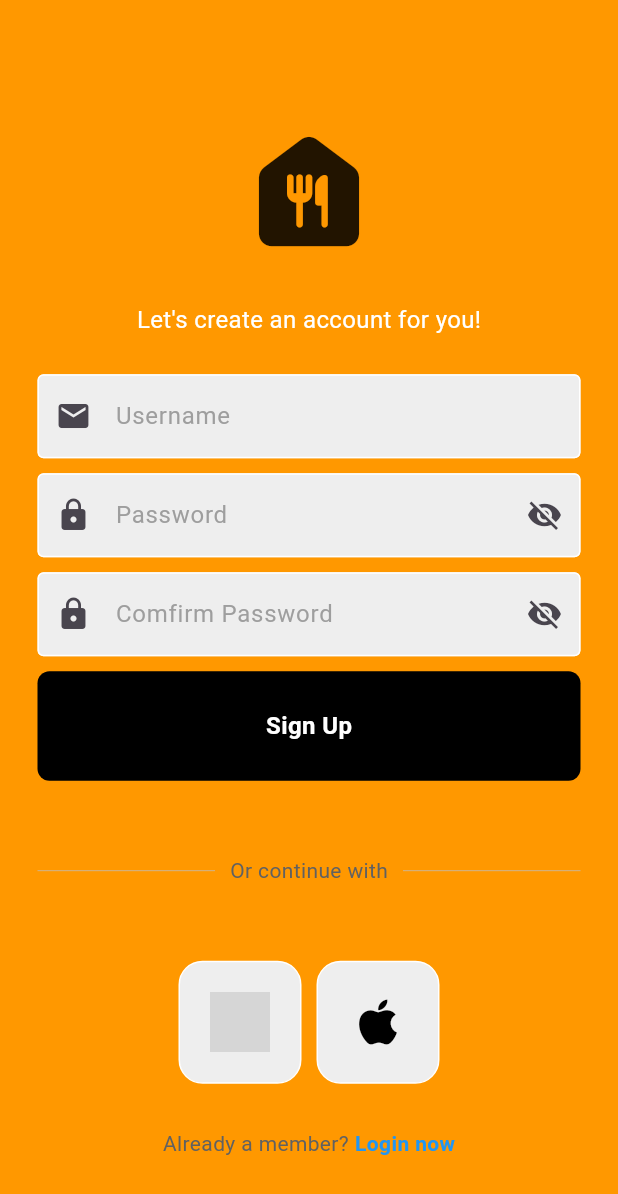
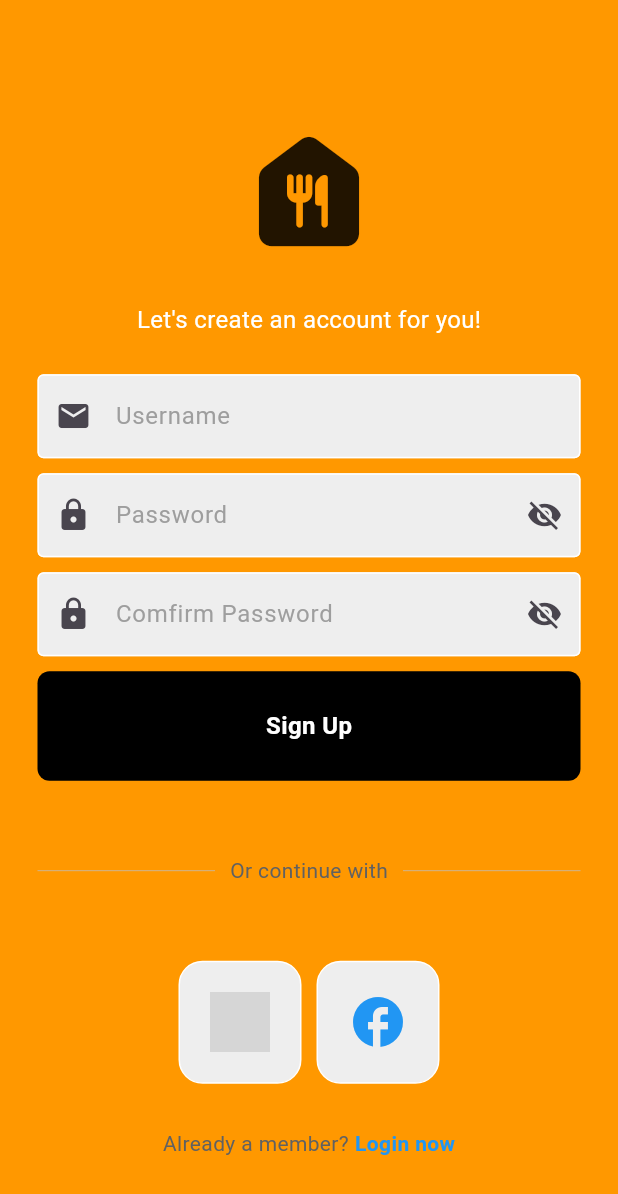
Before and after one commit to hpzynha/auth_project, a Flutter app: the RegisterPage screen opened directly with empty values, on a phone screen of 412 x 824 dp. Shown: the top 1194 px of the screen. Run offline on Flutter 3.47's test engine with Material 3 defaults, Android fonts, the phone set to English and light mode, and no system bars; our stand-ins replace firebase_auth, firebase_core, google_sign_in; missing offline and left inert: flutter_facebook_auth; accounts and stored records are empty; network calls fail; grey boxes are pictures that could not be loaded.

Commit message:
fixing logo

```diff
--- a/lib/pages/register_page.dart
+++ b/lib/pages/register_page.dart
@@ -172,11 +172,11 @@ class _RegisterPageState extends State<RegisterPage> {
                     ),
                     const SizedBox(width: 10),
                     SquareTitle(
-                      onTap: () {},
+                      onTap: () => AuthService().signInWithFacebook(),
                       widget: const Icon(
-                        Icons.apple,
+                        Icons.facebook,
                         size: 40,
-                        color: Colors.black,
+                        color: Colors.blue,
                       ),
                     ),
                   ],
```
